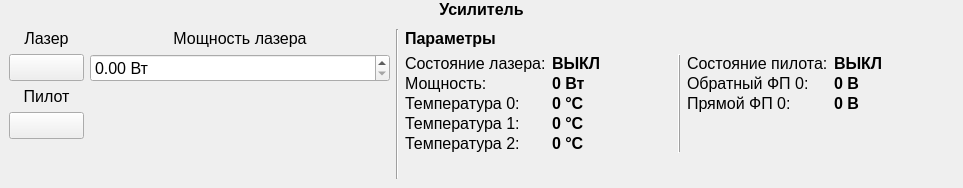
The window that amplifier_panel.ui (bulkanul/EVO_YFL_1064_GUI_coherent2) describes before a commit, drawn with Qt 5.
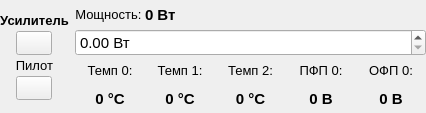
The same window after the commit. Icons and pictures are not drawn.

Patch:
```diff
--- a/amplifier_panel.ui
+++ b/amplifier_panel.ui
@@ -6,17 +6,20 @@
    <rect>
     <x>0</x>
     <y>0</y>
-    <width>963</width>
-    <height>188</height>
+    <width>426</width>
+    <height>113</height>
    </rect>
   </property>
+  <property name="sizePolicy">
+   <sizepolicy hsizetype="Minimum" vsizetype="Preferred">
+    <horstretch>0</horstretch>
+    <verstretch>0</verstretch>
+   </sizepolicy>
+  </property>
   <property name="windowTitle">
    <string>Form</string>
   </property>
   <layout class="QVBoxLayout" name="verticalLayout">
-   <property name="spacing">
-    <number>1</number>
-   </property>
    <property name="leftMargin">
     <number>0</number>
    </property>
@@ -30,48 +33,45 @@
     <number>0</number>
    </property>
    <item>
-    <widget class="QLabel" name="label">
-     <property name="sizePolicy">
-      <sizepolicy hsizetype="Preferred" vsizetype="Maximum">
-       <horstretch>0</horstretch>
-       <verstretch>0</verstretch>
-      </sizepolicy>
-     </property>
-     <property name="font">
-      <font>
-       <family>Arial</family>
-       <pointsize>12</pointsize>
-       <weight>75</weight>
-       <bold>true</bold>
-      </font>
-     </property>
-     <property name="text">
-      <string>Усилитель</string>
-     </property>
-     <property name="alignment">
-      <set>Qt::AlignCenter</set>
-     </property>
-    </widget>
-   </item>
-   <item>
-    <widget class="QWidget" name="widget" native="true">
-     <layout class="QVBoxLayout" name="verticalLayout_7">
-      <item>
        <layout class="QHBoxLayout" name="horizontalLayout_4">
         <item>
          <layout class="QVBoxLayout" name="verticalLayout_4">
+       <property name="spacing">
+        <number>3</number>
+       </property>
+       <item>
+        <spacer name="verticalSpacer_2">
+         <property name="orientation">
+          <enum>Qt::Vertical</enum>
+         </property>
+         <property name="sizeHint" stdset="0">
+          <size>
+           <width>20</width>
+           <height>40</height>
+          </size>
+         </property>
+        </spacer>
+       </item>
           <item>
            <layout class="QVBoxLayout" name="verticalLayout_3">
             <item>
              <widget class="QLabel" name="label_4">
+           <property name="sizePolicy">
+            <sizepolicy hsizetype="Minimum" vsizetype="Preferred">
+             <horstretch>0</horstretch>
+             <verstretch>0</verstretch>
+            </sizepolicy>
+           </property>
               <property name="font">
                <font>
                 <family>Arial</family>
-                <pointsize>12</pointsize>
+             <pointsize>10</pointsize>
+             <weight>75</weight>
+             <bold>true</bold>
                </font>
               </property>
               <property name="text">
-               <string>Лазер</string>
+            <string>Усилитель</string>
               </property>
               <property name="alignment">
                <set>Qt::AlignCenter</set>
@@ -84,14 +84,14 @@
                <widget class="QPushButton" name="pb_laser_onoff">
                 <property name="minimumSize">
                  <size>
-                  <width>75</width>
-                  <height>27</height>
+               <width>36</width>
+               <height>24</height>
                  </size>
                 </property>
                 <property name="maximumSize">
                  <size>
-                  <width>75</width>
-                  <height>27</height>
+               <width>36</width>
+               <height>24</height>
                  </size>
                 </property>
                 <property name="styleSheet">
@@ -135,10 +135,16 @@
            <layout class="QVBoxLayout" name="verticalLayout_6">
             <item>
              <widget class="QLabel" name="label_12">
+           <property name="sizePolicy">
+            <sizepolicy hsizetype="Minimum" vsizetype="Preferred">
+             <horstretch>0</horstretch>
+             <verstretch>0</verstretch>
+            </sizepolicy>
+           </property>
               <property name="font">
                <font>
                 <family>Arial</family>
-                <pointsize>12</pointsize>
+             <pointsize>10</pointsize>
                </font>
               </property>
               <property name="text">
@@ -155,14 +161,14 @@
                <widget class="QPushButton" name="pb_pilot_onoff">
                 <property name="minimumSize">
                  <size>
-                  <width>75</width>
-                  <height>27</height>
+               <width>36</width>
+               <height>24</height>
                  </size>
                 </property>
                 <property name="maximumSize">
                  <size>
-                  <width>75</width>
-                  <height>27</height>
+               <width>36</width>
+               <height>24</height>
                  </size>
                 </property>
                 <property name="styleSheet">
@@ -218,27 +224,12 @@
          </layout>
         </item>
         <item>
-         <layout class="QVBoxLayout" name="verticalLayout_5">
-          <item>
-           <widget class="QLabel" name="label_16">
-            <property name="font">
-             <font>
-              <family>Arial</family>
-              <pointsize>12</pointsize>
-              <weight>50</weight>
-              <bold>false</bold>
-             </font>
-            </property>
-            <property name="text">
-             <string>Мощность лазера</string>
-            </property>
-            <property name="alignment">
-             <set>Qt::AlignCenter</set>
-            </property>
-           </widget>
-          </item>
-          <item>
-           <widget class="QDoubleSpinBox" name="dsb_power">
+      <layout class="QGridLayout" name="gridLayout">
+       <property name="spacing">
+        <number>0</number>
+       </property>
+       <item row="3" column="2">
+        <widget class="QLabel" name="l_temp_1">
             <property name="minimumSize">
              <size>
               <width>0</width>
@@ -254,134 +245,89 @@
             <property name="font">
              <font>
               <family>Arial</family>
-              <pointsize>12</pointsize>
-             </font>
-            </property>
-            <property name="suffix">
-             <string> Вт</string>
-            </property>
-           </widget>
-          </item>
-          <item>
-           <spacer name="verticalSpacer_2">
-            <property name="orientation">
-             <enum>Qt::Vertical</enum>
-            </property>
-            <property name="sizeHint" stdset="0">
-             <size>
-              <width>20</width>
-              <height>40</height>
-             </size>
-            </property>
-           </spacer>
-          </item>
-         </layout>
-        </item>
-        <item>
-         <widget class="Line" name="line">
-          <property name="orientation">
-           <enum>Qt::Vertical</enum>
-          </property>
-         </widget>
-        </item>
-        <item>
-         <layout class="QVBoxLayout" name="verticalLayout_2">
-          <item>
-           <widget class="QLabel" name="label_6">
-            <property name="font">
-             <font>
-              <family>Arial</family>
-              <pointsize>12</pointsize>
+           <pointsize>11</pointsize>
               <weight>75</weight>
               <bold>true</bold>
              </font>
             </property>
             <property name="text">
-             <string>Параметры</string>
-            </property>
-           </widget>
-          </item>
-          <item>
-           <layout class="QHBoxLayout" name="horizontalLayout">
-            <item>
-             <layout class="QFormLayout" name="formLayout">
-              <property name="horizontalSpacing">
-               <number>6</number>
-              </property>
-              <property name="verticalSpacing">
-               <number>1</number>
-              </property>
-              <item row="0" column="0">
-               <widget class="QLabel" name="label_5">
-                <property name="font">
-                 <font>
-                  <family>Arial</family>
-                  <pointsize>12</pointsize>
-                 </font>
-                </property>
-                <property name="text">
-                 <string>Состояние лазера:</string>
-                </property>
-               </widget>
-              </item>
-              <item row="0" column="1">
-               <widget class="QLabel" name="l_state">
+          <string>0 °C</string>
+         </property>
+         <property name="alignment">
+          <set>Qt::AlignCenter</set>
+         </property>
+        </widget>
+       </item>
+       <item row="3" column="3">
+        <widget class="QLabel" name="l_temp_2">
                 <property name="minimumSize">
                  <size>
-                  <width>120</width>
+           <width>0</width>
                   <height>0</height>
                  </size>
                 </property>
                 <property name="maximumSize">
                  <size>
-                  <width>120</width>
+           <width>16777215</width>
                   <height>16777215</height>
                  </size>
                 </property>
                 <property name="font">
                  <font>
                   <family>Arial</family>
-                  <pointsize>12</pointsize>
+           <pointsize>11</pointsize>
                   <weight>75</weight>
                   <bold>true</bold>
                  </font>
                 </property>
                 <property name="text">
-                 <string>ВЫКЛ</string>
-                </property>
-               </widget>
-              </item>
-              <item row="1" column="0">
-               <widget class="QLabel" name="label_7">
+          <string>0 °C</string>
+         </property>
+         <property name="alignment">
+          <set>Qt::AlignCenter</set>
+         </property>
+        </widget>
+       </item>
+       <item row="2" column="2">
+        <widget class="QLabel" name="label_3">
+         <property name="sizePolicy">
+          <sizepolicy hsizetype="Expanding" vsizetype="Preferred">
+           <horstretch>0</horstretch>
+           <verstretch>0</verstretch>
+          </sizepolicy>
+         </property>
                 <property name="font">
                  <font>
                   <family>Arial</family>
-                  <pointsize>12</pointsize>
+           <pointsize>10</pointsize>
                  </font>
                 </property>
                 <property name="text">
-                 <string>Мощность:</string>
-                </property>
-               </widget>
-              </item>
-              <item row="1" column="1">
+          <string>Темп 1:</string>
+         </property>
+         <property name="alignment">
+          <set>Qt::AlignCenter</set>
+         </property>
+        </widget>
+       </item>
+       <item row="0" column="2">
                <widget class="QLabel" name="l_power">
                 <property name="minimumSize">
                  <size>
-                  <width>120</width>
+           <width>70</width>
                   <height>0</height>
                  </size>
                 </property>
                 <property name="maximumSize">
                  <size>
-                  <width>120</width>
+           <width>70</width>
                   <height>16777215</height>
                  </size>
                 </property>
                 <property name="font">
                  <font>
                   <family>Arial</family>
-                  <pointsize>12</pointsize>
+           <pointsize>11</pointsize>
                   <weight>75</weight>
                   <bold>true</bold>
                  </font>
@@ -389,256 +335,125 @@
                 <property name="text">
                  <string>0 Вт</string>
                 </property>
+         <property name="alignment">
+          <set>Qt::AlignLeading|Qt::AlignLeft|Qt::AlignVCenter</set>
+         </property>
+        </widget>
+       </item>
+       <item row="3" column="5">
+        <widget class="QLabel" name="l_pd_back">
+         <property name="minimumSize">
+          <size>
+           <width>0</width>
+           <height>0</height>
+          </size>
+         </property>
+         <property name="maximumSize">
+          <size>
+           <width>16777215</width>
+           <height>16777215</height>
+          </size>
+         </property>
+         <property name="font">
+          <font>
+           <family>Arial</family>
+           <pointsize>11</pointsize>
+           <weight>75</weight>
+           <bold>true</bold>
+          </font>
+         </property>
+         <property name="text">
+          <string>0 В</string>
+         </property>
+         <property name="alignment">
+          <set>Qt::AlignCenter</set>
+         </property>
                </widget>
               </item>
               <item row="2" column="0">
                <widget class="QLabel" name="label_2">
-                <property name="font">
-                 <font>
-                  <family>Arial</family>
-                  <pointsize>12</pointsize>
-                 </font>
-                </property>
-                <property name="text">
-                 <string>Температура 0:</string>
-                </property>
-               </widget>
-              </item>
-              <item row="2" column="1">
-               <widget class="QLabel" name="l_temp_0">
-                <property name="minimumSize">
-                 <size>
-                  <width>120</width>
-                  <height>0</height>
-                 </size>
-                </property>
-                <property name="maximumSize">
-                 <size>
-                  <width>120</width>
-                  <height>16777215</height>
-                 </size>
-                </property>
+         <property name="sizePolicy">
+          <sizepolicy hsizetype="Expanding" vsizetype="Preferred">
+           <horstretch>0</horstretch>
+           <verstretch>0</verstretch>
+          </sizepolicy>
+         </property>
                 <property name="font">
                  <font>
                   <family>Arial</family>
-                  <pointsize>12</pointsize>
-                  <weight>75</weight>
-                  <bold>true</bold>
+           <pointsize>10</pointsize>
                  </font>
                 </property>
                 <property name="text">
-                 <string>0 °C</string>
-                </property>
-               </widget>
-              </item>
-              <item row="3" column="0">
-               <widget class="QLabel" name="label_3">
-                <property name="font">
-                 <font>
-                  <family>Arial</family>
-                  <pointsize>12</pointsize>
-                 </font>
-                </property>
-                <property name="text">
-                 <string>Температура 1:</string>
-                </property>
-               </widget>
-              </item>
-              <item row="3" column="1">
-               <widget class="QLabel" name="l_temp_1">
-                <property name="minimumSize">
-                 <size>
-                  <width>120</width>
-                  <height>0</height>
-                 </size>
-                </property>
-                <property name="maximumSize">
-                 <size>
-                  <width>120</width>
-                  <height>16777215</height>
-                 </size>
-                </property>
-                <property name="font">
-                 <font>
-                  <family>Arial</family>
-                  <pointsize>12</pointsize>
-                  <weight>75</weight>
-                  <bold>true</bold>
-                 </font>
-                </property>
-                <property name="text">
-                 <string>0 °C</string>
-                </property>
-               </widget>
-              </item>
-              <item row="4" column="0">
+          <string>Темп 0:</string>
+         </property>
+         <property name="alignment">
+          <set>Qt::AlignCenter</set>
+         </property>
+        </widget>
+       </item>
+       <item row="2" column="3">
                <widget class="QLabel" name="label_13">
-                <property name="font">
-                 <font>
-                  <family>Arial</family>
-                  <pointsize>12</pointsize>
-                 </font>
-                </property>
-                <property name="text">
-                 <string>Температура 2:</string>
-                </property>
-               </widget>
-              </item>
-              <item row="4" column="1">
-               <widget class="QLabel" name="l_temp_2">
-                <property name="minimumSize">
-                 <size>
-                  <width>120</width>
-                  <height>0</height>
-                 </size>
-                </property>
-                <property name="maximumSize">
-                 <size>
-                  <width>120</width>
-                  <height>16777215</height>
-                 </size>
-                </property>
+         <property name="sizePolicy">
+          <sizepolicy hsizetype="Expanding" vsizetype="Preferred">
+           <horstretch>0</horstretch>
+           <verstretch>0</verstretch>
+          </sizepolicy>
+         </property>
                 <property name="font">
                  <font>
                   <family>Arial</family>
-                  <pointsize>12</pointsize>
-                  <weight>75</weight>
-                  <bold>true</bold>
+           <pointsize>10</pointsize>
                  </font>
                 </property>
                 <property name="text">
-                 <string>0 °C</string>
-                </property>
-               </widget>
-              </item>
-             </layout>
-            </item>
-            <item>
-             <widget class="Line" name="line_2">
-              <property name="frameShadow">
-               <enum>QFrame::Raised</enum>
-              </property>
-              <property name="orientation">
-               <enum>Qt::Vertical</enum>
-              </property>
-             </widget>
-            </item>
-            <item>
-             <layout class="QFormLayout" name="formLayout_2">
-              <property name="verticalSpacing">
-               <number>1</number>
-              </property>
-              <item row="0" column="0">
-               <widget class="QLabel" name="label_8">
-                <property name="font">
-                 <font>
-                  <family>Arial</family>
-                  <pointsize>12</pointsize>
-                 </font>
-                </property>
-                <property name="text">
-                 <string>Cостояние пилота:</string>
-                </property>
-               </widget>
-              </item>
-              <item row="0" column="1">
-               <widget class="QLabel" name="l_pilot_state">
-                <property name="minimumSize">
-                 <size>
-                  <width>120</width>
-                  <height>0</height>
-                 </size>
-                </property>
-                <property name="maximumSize">
-                 <size>
-                  <width>120</width>
-                  <height>16777215</height>
-                 </size>
-                </property>
-                <property name="font">
-                 <font>
-                  <family>Arial</family>
-                  <pointsize>12</pointsize>
-                  <weight>75</weight>
-                  <bold>true</bold>
-                 </font>
-                </property>
-                <property name="text">
-                 <string>ВЫКЛ</string>
-                </property>
-               </widget>
-              </item>
-              <item row="1" column="0">
+          <string>Темп 2:</string>
+         </property>
+         <property name="alignment">
+          <set>Qt::AlignCenter</set>
+         </property>
+        </widget>
+       </item>
+       <item row="2" column="5">
                <widget class="QLabel" name="label_9">
-                <property name="font">
-                 <font>
-                  <family>Arial</family>
-                  <pointsize>12</pointsize>
-                 </font>
-                </property>
-                <property name="text">
-                 <string>Обратный ФП 0:</string>
-                </property>
-               </widget>
-              </item>
-              <item row="1" column="1">
-               <widget class="QLabel" name="l_pd_back">
-                <property name="minimumSize">
-                 <size>
-                  <width>120</width>
-                  <height>0</height>
-                 </size>
-                </property>
-                <property name="maximumSize">
-                 <size>
-                  <width>120</width>
-                  <height>16777215</height>
-                 </size>
-                </property>
+         <property name="sizePolicy">
+          <sizepolicy hsizetype="Expanding" vsizetype="Preferred">
+           <horstretch>0</horstretch>
+           <verstretch>0</verstretch>
+          </sizepolicy>
+         </property>
                 <property name="font">
                  <font>
                   <family>Arial</family>
-                  <pointsize>12</pointsize>
-                  <weight>75</weight>
-                  <bold>true</bold>
+           <pointsize>10</pointsize>
                  </font>
                 </property>
                 <property name="text">
-                 <string>0 В</string>
-                </property>
-               </widget>
-              </item>
-              <item row="2" column="0">
-               <widget class="QLabel" name="label_10">
-                <property name="font">
-                 <font>
-                  <family>Arial</family>
-                  <pointsize>12</pointsize>
-                 </font>
-                </property>
-                <property name="text">
-                 <string>Прямой ФП 0:</string>
-                </property>
-               </widget>
-              </item>
-              <item row="2" column="1">
+          <string>ОФП 0:</string>
+         </property>
+         <property name="alignment">
+          <set>Qt::AlignCenter</set>
+         </property>
+        </widget>
+       </item>
+       <item row="3" column="4">
                <widget class="QLabel" name="l_pd_forw">
                 <property name="minimumSize">
                  <size>
-                  <width>120</width>
+           <width>0</width>
                   <height>0</height>
                  </size>
                 </property>
                 <property name="maximumSize">
                  <size>
-                  <width>120</width>
+           <width>16777215</width>
                   <height>16777215</height>
                  </size>
                 </property>
                 <property name="font">
                  <font>
                   <family>Arial</family>
-                  <pointsize>12</pointsize>
+           <pointsize>11</pointsize>
                   <weight>75</weight>
                   <bold>true</bold>
                  </font>
@@ -646,31 +461,113 @@
                 <property name="text">
                  <string>0 В</string>
                 </property>
-               </widget>
-              </item>
-             </layout>
-            </item>
-           </layout>
-          </item>
-          <item>
-           <spacer name="verticalSpacer_3">
-            <property name="orientation">
-             <enum>Qt::Vertical</enum>
-            </property>
-            <property name="sizeHint" stdset="0">
+         <property name="alignment">
+          <set>Qt::AlignCenter</set>
+         </property>
+        </widget>
+       </item>
+       <item row="3" column="0">
+        <widget class="QLabel" name="l_temp_0">
+         <property name="minimumSize">
+          <size>
+           <width>0</width>
+           <height>0</height>
+          </size>
+         </property>
+         <property name="maximumSize">
+          <size>
+           <width>16777215</width>
+           <height>16777215</height>
+          </size>
+         </property>
+         <property name="font">
+          <font>
+           <family>Arial</family>
+           <pointsize>11</pointsize>
+           <weight>75</weight>
+           <bold>true</bold>
+          </font>
+         </property>
+         <property name="text">
+          <string>0 °C</string>
+         </property>
+         <property name="alignment">
+          <set>Qt::AlignCenter</set>
+         </property>
+        </widget>
+       </item>
+       <item row="0" column="0">
+        <widget class="QLabel" name="label_7">
+         <property name="font">
+          <font>
+           <family>Arial</family>
+           <pointsize>10</pointsize>
+          </font>
+         </property>
+         <property name="text">
+          <string>Мощность: </string>
+         </property>
+         <property name="alignment">
+          <set>Qt::AlignRight|Qt::AlignTrailing|Qt::AlignVCenter</set>
+         </property>
+        </widget>
+       </item>
+       <item row="2" column="4">
+        <widget class="QLabel" name="label_10">
+         <property name="sizePolicy">
+          <sizepolicy hsizetype="Expanding" vsizetype="Preferred">
+           <horstretch>0</horstretch>
+           <verstretch>0</verstretch>
+          </sizepolicy>
+         </property>
+         <property name="font">
+          <font>
+           <family>Arial</family>
+           <pointsize>10</pointsize>
+          </font>
+         </property>
+         <property name="text">
+          <string>ПФП 0:</string>
+         </property>
+         <property name="alignment">
+          <set>Qt::AlignCenter</set>
+         </property>
+        </widget>
+       </item>
+       <item row="1" column="0" colspan="6">
+        <widget class="QDoubleSpinBox" name="dsb_power">
+         <property name="sizePolicy">
+          <sizepolicy hsizetype="Expanding" vsizetype="Fixed">
+           <horstretch>0</horstretch>
+           <verstretch>0</verstretch>
+          </sizepolicy>
+         </property>
+         <property name="minimumSize">
              <size>
-              <width>20</width>
-              <height>40</height>
-             </size>
-            </property>
-           </spacer>
+           <width>0</width>
+           <height>0</height>
+          </size>
+         </property>
+         <property name="maximumSize">
+          <size>
+           <width>16777215</width>
+           <height>16777215</height>
+          </size>
+         </property>
+         <property name="font">
+          <font>
+           <family>Arial</family>
+           <pointsize>11</pointsize>
+          </font>
+         </property>
+         <property name="suffix">
+          <string> Вт</string>
+         </property>
+        </widget>
           </item>
          </layout>
         </item>
        </layout>
-      </item>
-     </layout>
-    </widget>
    </item>
   </layout>
  </widget>
```
Left out of the diff: 24 changed lines with no effect on the pictures. Lines whose indentation alone changed are shown as unchanged.
